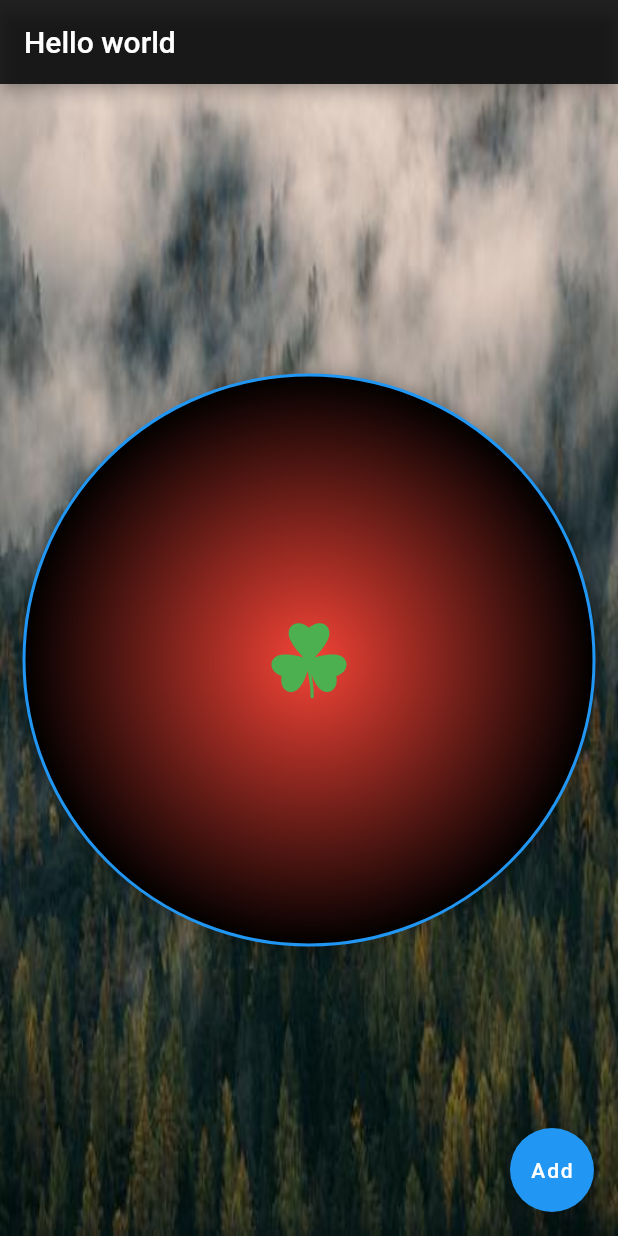
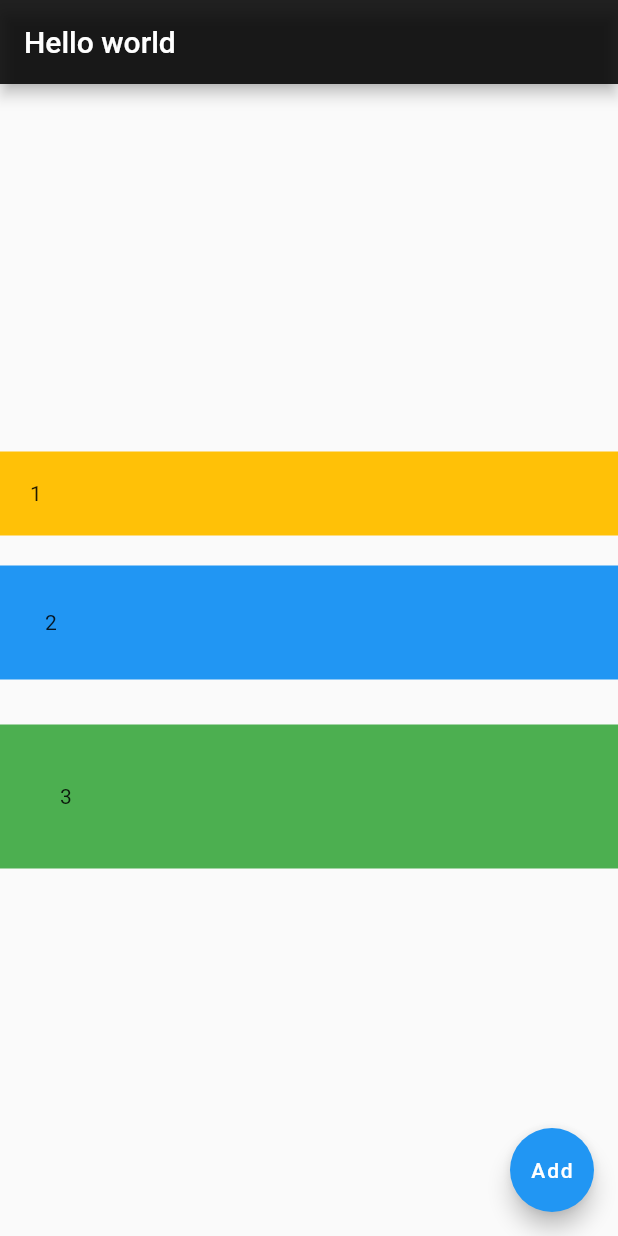
Before and after one commit to laulim/my-flutter-app, a Flutter app: the screen it shows after launch, on a phone screen of 412 x 824 dp. Run offline on Flutter 3.47's test engine with Material 2 defaults, Android fonts, the phone set to English and light mode, and no system bars.

Commit message:
T - SizedBox

```diff
--- a/lib/main.dart
+++ b/lib/main.dart
@@ -8,32 +8,6 @@ void main() {
   runApp(const FlutterTutApp());
 }
 
-var icon = IconButton(
-            icon: const Icon(
-              // Icons.search,
-              MyFlutterApp.clover,
-              // size: 100.0,
-            ),
-            iconSize: 50.0,
-            color: Colors.green,
-            onPressed: () {
-              print('wow');
-            },
-          );
-
-var alignIcon = Align(
-          alignment: Alignment.topLeft,
-          child: Padding(
-            padding: EdgeInsets.all(10),
-            child: icon,
-          )
-        );
-const boxShadow = BoxShadow(
-                  color: Colors.black26,
-                  spreadRadius: 3,
-                  blurRadius: 10,
-                  offset: Offset(3,3)
-                );
 
 const imageProvider = DecorationImage(
   image: AssetImage('assets/images/img1.jpeg'),
@@ -51,7 +25,65 @@ class FlutterTutApp extends StatelessWidget {
           title: const Text('Hello world'),
           backgroundColor: Colors.black87,
         ),
-        body: Container(
+        body: Column(
+          mainAxisAlignment: MainAxisAlignment.center,
+          crossAxisAlignment: CrossAxisAlignment.stretch,
+          children: [
+            Container(
+              color: Colors.amber,
+              padding: EdgeInsets.all(20),
+              child: Text('1'),
+            ),
+            SizedBox(height: 20),
+            Container(
+              color: Colors.blue,
+              padding: EdgeInsets.all(30),
+              child: Text('2'),
+            ),
+            SizedBox(height: 30),
+            Container(
+              color: Colors.green,
+              padding: EdgeInsets.all(40),
+              child: Text('3'),
+            ),
+          ],
+        ),
+        floatingActionButton: FloatingActionButton(
+          child: Text('Add'),
+          onPressed: () => {print('add')},
+        ),
+        // bottomNavigationBar: BottomNavigationBar(
+        // ),
+      ),
+    );
+  }
+}
+
+
+// var row = Row(
+//           mainAxisAlignment: MainAxisAlignment.spaceBetween,
+//           crossAxisAlignment: CrossAxisAlignment.baseline,
+//           textBaseline: TextBaseline.alphabetic,
+//           children: [
+//             Container(
+//               color: Colors.amber,
+//               padding: EdgeInsets.all(20),
+//               child: Text('1'),
+//             ),
+//             Container(
+//               color: Colors.blue,
+//               padding: EdgeInsets.all(30),
+//               child: Text('2'),
+//             ),
+//             Container(
+//               color: Colors.green,
+//               padding: EdgeInsets.all(40),
+//               child: Text('3'),
+//             ),
+//           ],
+//         );
+
+var container = Container(
           alignment: Alignment.center,
           decoration: const BoxDecoration(
             image: imageProvider,
@@ -81,15 +113,31 @@ class FlutterTutApp extends StatelessWidget {
                 )
               ),
             ),
-        ),
-        floatingActionButton: FloatingActionButton(
-          child: Text('Add'),
-          onPressed: () => {print('add')},
-        ),
-        // bottomNavigationBar: BottomNavigationBar(
+        );
 
-        // ),
-      ),
-    );
-  }
-}
+var icon = IconButton(
+            icon: const Icon(
+              // Icons.search,
+              MyFlutterApp.clover,
+              // size: 100.0,
+            ),
+            iconSize: 50.0,
+            color: Colors.green,
+            onPressed: () {
+              print('wow');
+            },
+          );
+
+var alignIcon = Align(
+          alignment: Alignment.topLeft,
+          child: Padding(
+            padding: EdgeInsets.all(10),
+            child: icon,
+          )
+        );
+const boxShadow = BoxShadow(
+                  color: Colors.black26,
+                  spreadRadius: 3,
+                  blurRadius: 10,
+                  offset: Offset(3,3)
+                );
```
